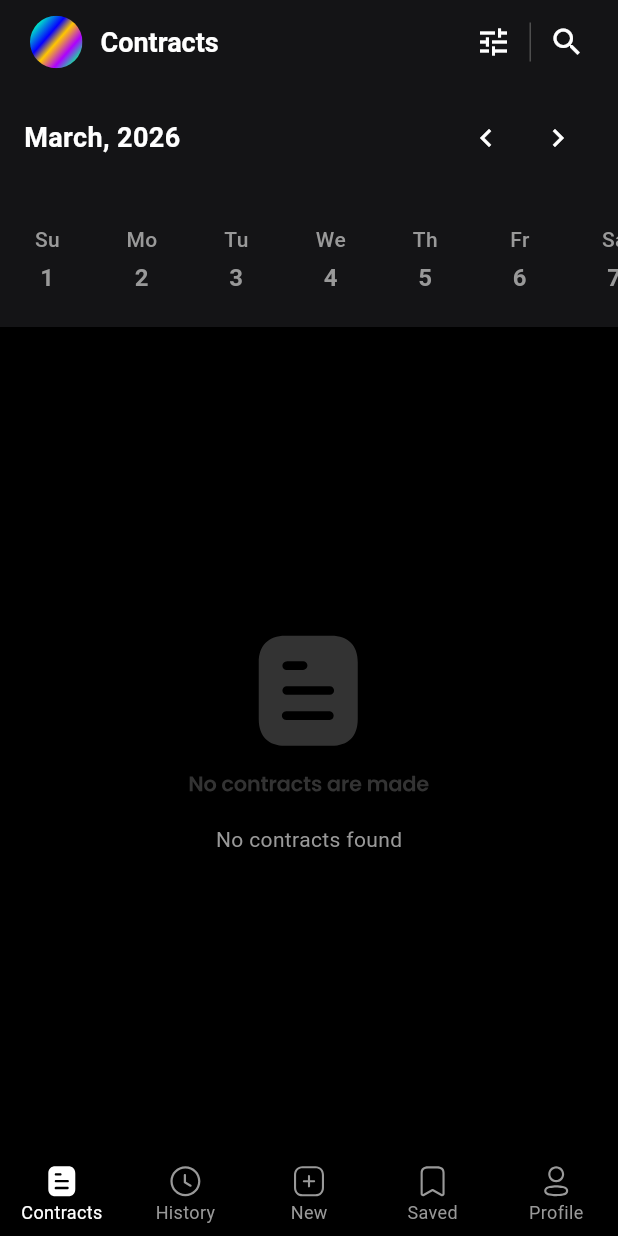
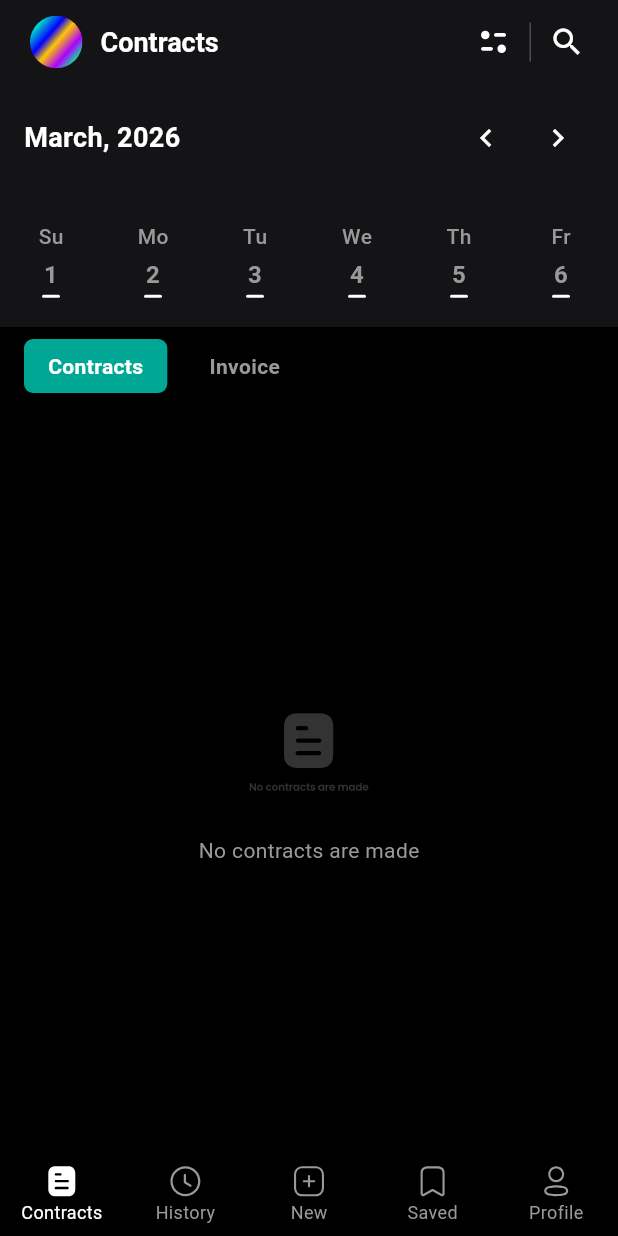
Before and after one commit to AbrorAzizov/IBilling, a Flutter app: the screen it shows after launch, on a phone screen of 412 x 824 dp. Run offline on Flutter 3.47's test engine with Material 3 defaults, Android fonts, the phone set to English and light mode, and no system bars; our stand-ins replace bloc, cloud_firestore, dartz, equatable, firebase_core, flutter_bloc and 3 more; accounts and stored records are empty.

Commit message:
feat(CONTRACT): contact page is finished

```diff
--- a/lib/feature/app/presentation/app.dart
+++ b/lib/feature/app/presentation/app.dart
@@ -29,12 +29,8 @@ class _AppState extends State<App> {
     return MaterialApp.router(
       title: 'StudyNinja',
       locale: _locale,
-
-      supportedLocales: const [
-        Locale('en'),
-        Locale('ru'),
-        Locale('uz'),
-      ],
+      debugShowCheckedModeBanner: false,
+      supportedLocales: const [Locale('en'), Locale('ru'), Locale('uz')],
 
       localizationsDelegates: [
         AppLocalizations.delegate,
--- a/lib/feature/contracts/data/repository/contract_repository_impl.dart
+++ b/lib/feature/contracts/data/repository/contract_repository_impl.dart
@@ -30,12 +30,14 @@ class ContractRepositoryImpl implements ContractRepository {
     String? query,
     DateTime? fromDate,
     DateTime? toDate,
+    List<ContractStatus>? statuses,
   }) async {
     try {
       final contracts = await remoteDataSource.filterContracts(
         query: query,
         fromDate: fromDate,
         toDate: toDate,
+        statuses: statuses,
       );
       return Right(contracts);
     } catch (e) {
--- a/lib/feature/contracts/domain/repo/contract_repository.dart
+++ b/lib/feature/contracts/domain/repo/contract_repository.dart
@@ -8,5 +8,6 @@ abstract class ContractRepository {
     String? query,
     DateTime? fromDate,
     DateTime? toDate,
+    List<ContractStatus>? statuses,
   });
 }
--- a/lib/feature/contracts/presentation/bloc/contracts_event.dart
+++ b/lib/feature/contracts/presentation/bloc/contracts_event.dart
@@ -1,4 +1,5 @@
 import 'package:equatable/equatable.dart';
+import '../../domain/entity/contract.dart';
 
 abstract class ContractsEvent extends Equatable {
   const ContractsEvent();
@@ -15,13 +16,15 @@ class FilterContractsRequested extends ContractsEvent {
   final String? query;
   final DateTime? fromDate;
   final DateTime? toDate;
+  final List<ContractStatus>? statuses;
 
   const FilterContractsRequested({
     this.query,
     this.fromDate,
     this.toDate,
+    this.statuses,
   });
 
   @override
-  List<Object?> get props => [query, fromDate, toDate];
+  List<Object?> get props => [query, fromDate, toDate, statuses];
 }
--- a/lib/feature/contracts/presentation/pages/contracts_page.dart
+++ b/lib/feature/contracts/presentation/pages/contracts_page.dart
@@ -5,8 +5,10 @@ import 'package:ibilling_test/feature/contracts/presentation/bloc/contracts_bloc
 import 'package:ibilling_test/feature/contracts/presentation/bloc/contracts_event.dart';
 import 'package:ibilling_test/feature/contracts/presentation/bloc/contracts_state.dart';
 import 'package:ibilling_test/feature/contracts/presentation/widgets/contract_item.dart';
+import 'package:ibilling_test/feature/contracts/presentation/pages/filters_page.dart';
 import '../../../../core/constants/app_colors.dart';
 import '../../../../l10n/app_localizations.dart';
+import '../../../new/domain/entity/contract.dart';
 
 class ContractsPage extends StatefulWidget {
   const ContractsPage({super.key});
@@ -18,7 +20,12 @@ class ContractsPage extends StatefulWidget {
 class _ContractsPageState extends State<ContractsPage> {
   DateTime selectedDate = DateTime.now();
   bool isSearching = false;
+  int selectedTab = 0; // 0 for Contracts, 1 for Invoice
   final TextEditingController _searchController = TextEditingController();
+
+  List<ContractStatus> selectedStatuses = [];
+  DateTime? filterFromDate;
+  DateTime? filterToDate;
 
   @override
   void initState() {
@@ -41,15 +48,58 @@ class _ContractsPageState extends State<ContractsPage> {
       appBar: _buildAppBar(l10n),
       body: Column(
         children: [
+          // Fixed Calendar Section
           if (!isSearching) ...[
             _buildCalendarHeader(l10n),
             _buildCalendarStrip(l10n),
           ],
+          // Scrollable Tabs and List Section
           Expanded(
-            child: BlocBuilder<ContractsBloc, ContractsState>(
+            child: CustomScrollView(
+              slivers: [
+                if (!isSearching)
+                  SliverToBoxAdapter(child: _buildTabSwitcher(l10n)),
+                if (selectedTab == 0)
+                  _buildContractsList(l10n)
+                else
+                  SliverFillRemaining(
+                    child: _buildInvoicesPlaceholder(l10n),
+                  ),
+              ],
+            ),
+          ),
+        ],
+      ),
+    );
+  }
+
+  Widget _buildTabSwitcher(AppLocalizations l10n) {
+    return Padding(
+      padding: const EdgeInsets.symmetric(horizontal: 16, vertical: 8),
+      child: Row(
+        children: [
+          _TabItem(
+            title: l10n.contracts,
+            isSelected: selectedTab == 0,
+            onTap: () => setState(() => selectedTab = 0),
+          ),
+          const SizedBox(width: 12),
+          _TabItem(
+            title: l10n.invoice,
+            isSelected: selectedTab == 1,
+            onTap: () => setState(() => selectedTab = 1),
+          ),
+        ],
+      ),
+    );
+  }
+
+  Widget _buildContractsList(AppLocalizations l10n) {
+    return BlocBuilder<ContractsBloc, ContractsState>(
       builder: (context, state) {
         if (state.status == ContractsStatus.loading && state.contracts.isEmpty) {
-                  return Center(
+          return SliverFillRemaining(
+            child: Center(
               child: Text(
                 l10n.loading,
                 style: const TextStyle(
@@ -59,54 +109,68 @@ class _ContractsPageState extends State<ContractsPage> {
                   color: AppColors.white,
                 ),
               ),
+            ),
           );
         } else if (state.status == ContractsStatus.failure && state.contracts.isEmpty) {
-                  return Center(
+          return SliverFillRemaining(
+            child: Center(
               child: Text(
                 state.errorMessage ?? 'Error fetching contracts',
                 style: const TextStyle(color: AppColors.white),
               ),
+            ),
           );
         } else if (state.contracts.isEmpty) {
-                  return Center(
+          return SliverFillRemaining(
+            child: Center(
               child: Column(
                 mainAxisAlignment: MainAxisAlignment.center,
                 children: [
                   SvgPicture.asset(
                     'assets/no contracts/no_contract.svg',
+                    width: 80,
+                    height: 80,
                   ),
                   const SizedBox(height: 16),
-                        Text(
-                          l10n.noContracts,
-                          style: const TextStyle(color: AppColors.textSecondary),
+                  const Text(
+                    'No contracts are made',
+                    style: TextStyle(
+                      color: AppColors.textSecondary,
+                      fontSize: 14,
+                    ),
                   ),
                 ],
+              ),
             ),
           );
         }
 
-                return ListView.separated(
+        return SliverPadding(
           padding: const EdgeInsets.all(16),
-                  itemCount: state.contracts.length + 1,
-                  separatorBuilder: (context, index) => const SizedBox(height: 12),
-                  itemBuilder: (context, index) {
+          sliver: SliverList(
+            delegate: SliverChildBuilderDelegate(
+              (context, index) {
                 if (index == state.contracts.length) {
-                      if (state.hasReachedMax) {
-                        return const SizedBox.shrink();
-                      }
+                  if (state.hasReachedMax) return const SizedBox.shrink();
                   return Center(
                     child: Padding(
                       padding: const EdgeInsets.symmetric(vertical: 16),
                       child: state.status == ContractsStatus.loadingMore
-                              ? const CircularProgressIndicator()
+                          ? Text(
+                              l10n.loading,
+                              style: const TextStyle(
+                                fontFamily: 'Poppins',
+                                fontWeight: FontWeight.w600,
+                                fontSize: 16,
+                                color: AppColors.white,
+                              ),
+                            )
                           : SizedBox(
                               width: 106,
                               height: 37,
                               child: ElevatedButton(
                                 onPressed: () {
-                                      context
-                                          .read<ContractsBloc>()
-                                          .add(LoadMoreContractsRequested());
+                                  context.read<ContractsBloc>().add(LoadMoreContractsRequested());
                                 },
                                 style: ElevatedButton.styleFrom(
                                   backgroundColor: AppColors.primary,
@@ -129,11 +193,33 @@ class _ContractsPageState extends State<ContractsPage> {
                   );
                 }
                 final contract = state.contracts[index];
-                    return ContractItem(contract: contract);
+                return Padding(
+                  padding: const EdgeInsets.only(bottom: 12),
+                  child: ContractItem(contract: contract),
+                );
+              },
+              childCount: state.contracts.length + 1,
+            ),
+          ),
+        );
       },
     );
-              },
+  }
+
+  Widget _buildInvoicesPlaceholder(AppLocalizations l10n) {
+    return Center(
+      child: Column(
+        mainAxisAlignment: MainAxisAlignment.center,
+        children: [
+          SvgPicture.asset(
+            'assets/no contracts/no_contract.svg',
+            width: 80,
+            height: 80,
           ),
+          const SizedBox(height: 16),
+          const Text(
+            'No invoices are made',
+            style: TextStyle(color: AppColors.textSecondary),
           ),
         ],
       ),
@@ -169,7 +255,14 @@ class _ContractsPageState extends State<ContractsPage> {
                 border: InputBorder.none,
               ),
               onChanged: (value) {
-                context.read<ContractsBloc>().add(FilterContractsRequested(query: value));
+                context.read<ContractsBloc>().add(
+                      FilterContractsRequested(
+                        query: value,
+                        fromDate: filterFromDate,
+                        toDate: filterToDate,
+                        statuses: selectedStatuses,
+                      ),
+                    );
               },
             )
           : Row(
@@ -193,8 +286,38 @@ class _ContractsPageState extends State<ContractsPage> {
       actions: [
         if (!isSearching) ...[
           IconButton(
-            icon: const Icon(Icons.tune, color: Colors.white),
-            onPressed: () {},
+            icon: SvgPicture.asset(
+              'assets/filter/Filter.svg',
+              colorFilter: const ColorFilter.mode(Colors.white, BlendMode.srcIn),
+            ),
+            onPressed: () async {
+              final result = await Navigator.push(
+                context,
+                MaterialPageRoute(
+                  builder: (context) => FiltersPage(
+                    initialStatuses: selectedStatuses,
+                    initialFromDate: filterFromDate,
+                    initialToDate: filterToDate,
+                  ),
+                ),
+              );
+
+              if (result != null) {
+                setState(() {
+                  selectedStatuses = result['statuses'];
+                  filterFromDate = result['fromDate'];
+                  filterToDate = result['toDate'];
+                });
+                context.read<ContractsBloc>().add(
+                      FilterContractsRequested(
+                        fromDate: filterFromDate,
+                        toDate: filterToDate,
+                        statuses: selectedStatuses,
+                        query: _searchController.text,
+                      ),
+                    );
+              }
+            },
           ),
           const VerticalDivider(
             color: Color(0xFF4E4E4E),
@@ -215,7 +338,14 @@ class _ContractsPageState extends State<ContractsPage> {
             icon: const Icon(Icons.close, color: Colors.white),
             onPressed: () {
               _searchController.clear();
-              context.read<ContractsBloc>().add(FilterContractsRequested(query: ''));
+              context.read<ContractsBloc>().add(
+                    FilterContractsRequested(
+                      query: '',
+                      fromDate: filterFromDate,
+                      toDate: filterToDate,
+                      statuses: selectedStatuses,
+                    ),
+                  );
             },
           ),
         const SizedBox(width: 10),
@@ -246,19 +376,11 @@ class _ContractsPageState extends State<ContractsPage> {
             children: [
               IconButton(
                 icon: const Icon(Icons.chevron_left, color: Colors.white),
-                onPressed: () {
-                  setState(() {
-                    selectedDate = DateTime(selectedDate.year, selectedDate.month - 1);
-                  });
-                },
+                onPressed: () => setState(() => selectedDate = DateTime(selectedDate.year, selectedDate.month - 1)),
               ),
               IconButton(
                 icon: const Icon(Icons.chevron_right, color: Colors.white),
-                onPressed: () {
-                  setState(() {
-                    selectedDate = DateTime(selectedDate.year, selectedDate.month + 1);
-                  });
-                },
+                onPressed: () => setState(() => selectedDate = DateTime(selectedDate.year, selectedDate.month + 1)),
               ),
             ],
           ),
@@ -269,10 +391,7 @@ class _ContractsPageState extends State<ContractsPage> {
 
   Widget _buildCalendarStrip(AppLocalizations l10n) {
     final daysInMonth = DateTime(selectedDate.year, selectedDate.month + 1, 0).day;
-    final weekdays = [
-      l10n.monday, l10n.tuesday, l10n.wednesday, l10n.thursday,
-      l10n.friday, l10n.saturday, l10n.sunday
-    ];
+    final weekdays = [l10n.monday, l10n.tuesday, l10n.wednesday, l10n.thursday, l10n.friday, l10n.saturday, l10n.sunday];
 
     return Container(
       color: const Color(0xFF141416),
@@ -288,18 +407,18 @@ class _ContractsPageState extends State<ContractsPage> {
 
           return GestureDetector(
             onTap: () {
-              setState(() {
-                selectedDate = date;
-              });
+              setState(() => selectedDate = date);
               context.read<ContractsBloc>().add(
                     FilterContractsRequested(
                       fromDate: DateTime(date.year, date.month, date.day),
                       toDate: DateTime(date.year, date.month, date.day, 23, 59, 59),
+                      statuses: selectedStatuses,
+                      query: _searchController.text,
                     ),
                   );
             },
             child: Container(
-              width: 55,
+              width: 60,
               margin: const EdgeInsets.symmetric(horizontal: 4),
               decoration: BoxDecoration(
                 color: isSelected ? AppColors.primary : Colors.transparent,
@@ -314,8 +433,6 @@ class _ContractsPageState extends State<ContractsPage> {
                       color: isSelected ? Colors.white : AppColors.textSecondary,
                       fontSize: 14,
                       fontWeight: isSelected ? FontWeight.w700 : FontWeight.w500,
-                      decoration: isSelected ? TextDecoration.underline : null,
-                      decorationColor: Colors.white,
                     ),
                   ),
                   const SizedBox(height: 4),
@@ -327,7 +444,6 @@ class _ContractsPageState extends State<ContractsPage> {
                       fontWeight: FontWeight.bold,
                     ),
                   ),
-                  if (isSelected) ...[
                   const SizedBox(height: 2),
                   Container(
                     width: 12,
@@ -338,7 +454,6 @@ class _ContractsPageState extends State<ContractsPage> {
                     ),
                   ),
                 ],
-                ],
               ),
             ),
           );
@@ -347,3 +462,33 @@ class _ContractsPageState extends State<ContractsPage> {
     );
   }
 }
+
+class _TabItem extends StatelessWidget {
+  final String title;
+  final bool isSelected;
+  final VoidCallback onTap;
+
+  const _TabItem({required this.title, required this.isSelected, required this.onTap});
+
+  @override
+  Widget build(BuildContext context) {
+    return GestureDetector(
+      onTap: onTap,
+      child: Container(
+        padding: const EdgeInsets.symmetric(horizontal: 16, vertical: 8),
+        decoration: BoxDecoration(
+          color: isSelected ? AppColors.primary : Colors.transparent,
+          borderRadius: BorderRadius.circular(6),
+        ),
+        child: Text(
+          title,
+          style: TextStyle(
+            color: isSelected ? Colors.white : AppColors.textSecondary,
+            fontSize: 14,
+            fontWeight: FontWeight.w600,
+          ),
+        ),
+      ),
+    );
+  }
+}
--- a/pubspec.yaml
+++ b/pubspec.yaml
@@ -41,3 +41,4 @@ flutter:
     - assets/bottom_nav_bar_icons/inactive/
     - assets/app_bar/Ellipse 13.svg
     - assets/no contracts/
+    - assets/filter/Filter.svg
```
Also changed, not shown: lib/feature/contracts/data/datasources/contract_remote_datasource.dart (+7 -0 lines), lib/feature/contracts/presentation/bloc/contracts_bloc.dart (+2 -6 lines), lib/feature/contracts/presentation/pages/filters_page.dart (added, +304 -0 lines), lib/feature/contracts/presentation/widgets/tab_switcher.dart (added, +46 -0 lines). Lines whose indentation alone changed are shown as unchanged.
